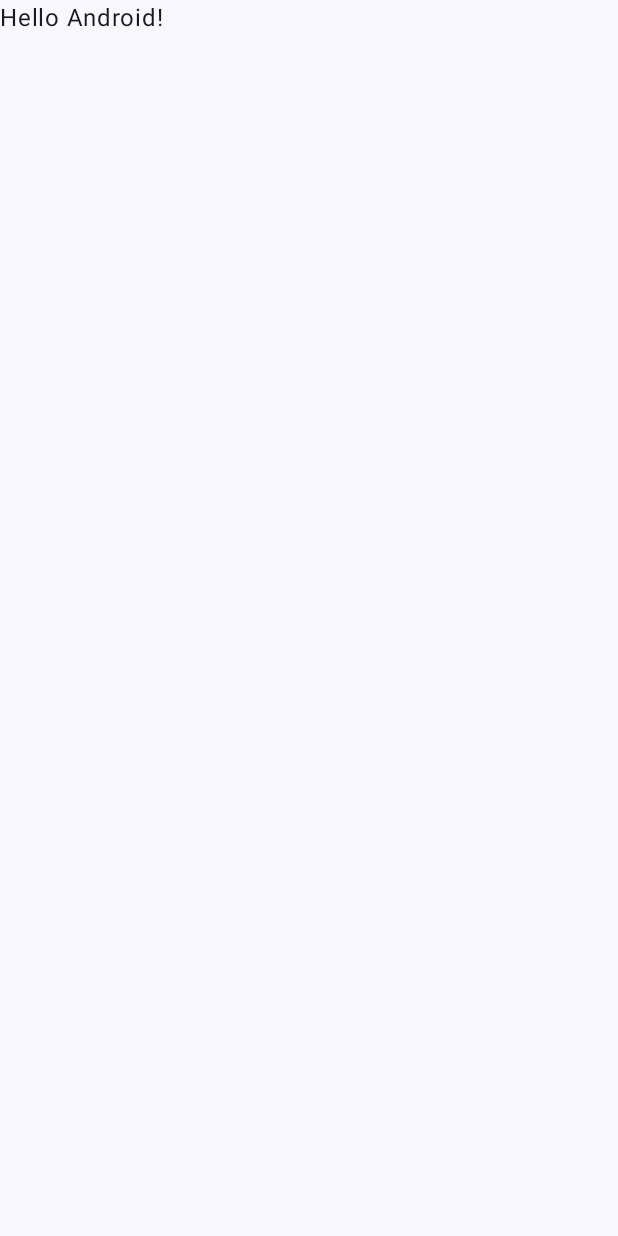
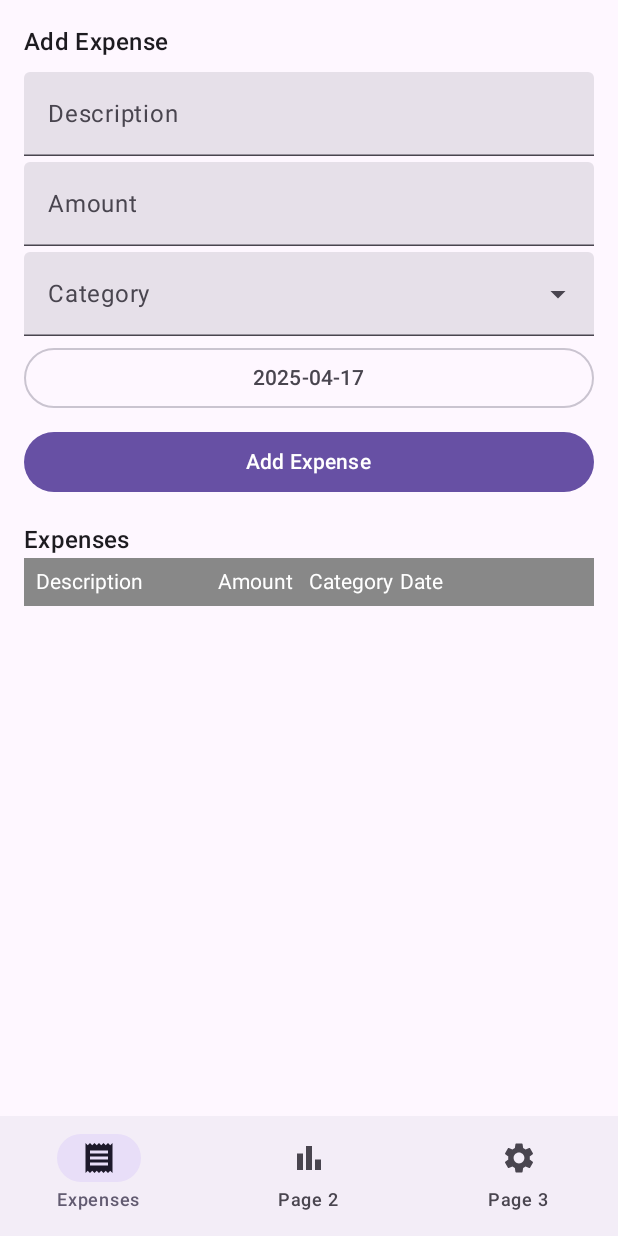
Before and after one commit to JakobDPunkt/expense_tracker_hackathon, an Android app built with Jetpack Compose: the screen it shows after launch (MainActivity), on a phone screen of 412 x 824 dp. Before the commit the screen is almost empty. Run offline under Robolectric (Android 15) with nearby library versions, the phone set to English and light mode, and no system bars; our stand-ins replace Room's generated code.

Commit message:
copied old repository

```diff
--- a/app/src/main/java/com/example/expense_tracker_hackathon/MainActivity.kt
+++ b/app/src/main/java/com/example/expense_tracker_hackathon/MainActivity.kt
@@ -3,45 +3,11 @@ package com.example.expense_tracker_hackathon
 import android.os.Bundle
 import androidx.activity.ComponentActivity
 import androidx.activity.compose.setContent
-import androidx.activity.enableEdgeToEdge
-import androidx.compose.foundation.layout.fillMaxSize
-import androidx.compose.foundation.layout.padding
-import androidx.compose.material3.Scaffold
-import androidx.compose.material3.Text
-import androidx.compose.runtime.Composable
-import androidx.compose.ui.Modifier
-import androidx.compose.ui.tooling.preview.Preview
-import com.example.expense_tracker_hackathon.ui.theme.Expense_tracker_hackathonTheme
+import com.example.expense_tracker_hackathon.ui.ExpenseTrackerApp     // ← new root
 
 class MainActivity : ComponentActivity() {
     override fun onCreate(savedInstanceState: Bundle?) {
         super.onCreate(savedInstanceState)
-        enableEdgeToEdge()
-        setContent {
-            Expense_tracker_hackathonTheme {
-                Scaffold(modifier = Modifier.fillMaxSize()) { innerPadding ->
-                    Greeting(
-                        name = "Android",
-                        modifier = Modifier.padding(innerPadding)
-                    )
-                }
-            }
-        }
+        setContent { ExpenseTrackerApp() }                 // ← was ExpenseApp()
     }
 }
-
-@Composable
-fun Greeting(name: String, modifier: Modifier = Modifier) {
-    Text(
-        text = "Hello $name!",
-        modifier = modifier
-    )
-}
-
-@Preview(showBackground = true)
-@Composable
-fun GreetingPreview() {
-    Expense_tracker_hackathonTheme {
-        Greeting("Android")
-    }
-}
--- /dev/null
+++ b/app/src/main/java/com/example/expense_tracker_hackathon/data/ExpenseData.kt
@@ -0,0 +1,27 @@
+package com.example.expense_tracker_hackathon.data
+
+import androidx.room.*
+import kotlinx.coroutines.flow.Flow
+
+@Entity
+data class ExpenseItem(
+    @PrimaryKey(autoGenerate = true) val id: Int = 0,
+    val name: String,
+    val price: Double,
+    val category: String,
+    val date: String       // yyyy‑MM‑dd
+)
+
+@Dao
+interface ExpenseDao {
+    @Insert suspend fun insert(item: ExpenseItem)
+    @Query("SELECT * FROM ExpenseItem ORDER BY id DESC")
+    fun getAll(): Flow<List<ExpenseItem>>
+    @Update suspend fun update(item: ExpenseItem)
+    @Delete suspend fun delete(item: ExpenseItem)
+}
+
+@Database(entities = [ExpenseItem::class], version = 4)
+abstract class ExpenseDatabase : RoomDatabase() {
+    abstract fun expenseDao(): ExpenseDao
+}
--- /dev/null
+++ b/app/src/main/java/com/example/expense_tracker_hackathon/ui/components/CategoryDropdown.kt
@@ -0,0 +1,50 @@
+// File: com/example/expense_tracker/ui/components/CategoryDropdown.kt
+package com.example.expense_tracker_hackathon.ui.components
+
+import androidx.compose.foundation.layout.fillMaxWidth
+import androidx.compose.material3.*
+import androidx.compose.runtime.*
+import androidx.compose.ui.Modifier
+
+@OptIn(ExperimentalMaterial3Api::class)
+@Composable
+fun CategoryDropdown(
+    options: List<String>,
+    selectedOption: String,
+    onOptionSelected: (String) -> Unit,
+    modifier: Modifier = Modifier,
+    label: String = "Category"
+) {
+    var expanded by remember { mutableStateOf(false) }
+
+    ExposedDropdownMenuBox(
+        expanded = expanded,
+        onExpandedChange = { expanded = !expanded },
+        modifier = modifier
+    ) {
+        TextField(
+            value = selectedOption,
+            onValueChange = {},
+            readOnly = true,
+            label = { Text(label) },
+            trailingIcon = { ExposedDropdownMenuDefaults.TrailingIcon(expanded) },
+            modifier = Modifier
+                .menuAnchor()
+                .fillMaxWidth()
+        )
+        ExposedDropdownMenu(
+            expanded = expanded,
+            onDismissRequest = { expanded = false }
+        ) {
+            options.forEach { option ->
+                DropdownMenuItem(
+                    text = { Text(option) },
+                    onClick = {
+                        onOptionSelected(option)
+                        expanded = false
+                    }
+                )
+            }
+        }
+    }
+}
--- /dev/null
+++ b/app/src/main/java/com/example/expense_tracker_hackathon/ui/navigation/ExpenseTrackerApp.kt
@@ -0,0 +1,62 @@
+package com.example.expense_tracker_hackathon.ui
+
+import androidx.compose.foundation.layout.padding
+import androidx.compose.material.icons.Icons
+import androidx.compose.material.icons.filled.BarChart
+import androidx.compose.material.icons.filled.Receipt
+import androidx.compose.material.icons.filled.Settings
+import androidx.compose.material3.*
+import androidx.compose.runtime.Composable
+import androidx.compose.runtime.getValue
+import androidx.compose.ui.Modifier
+import androidx.compose.ui.graphics.vector.ImageVector
+import androidx.navigation.NavDestination.Companion.hierarchy
+import androidx.navigation.NavGraph.Companion.findStartDestination
+import androidx.navigation.compose.*
+
+/* ── Bottom‑nav destinations ────────────────────────────────── */
+sealed class Screen(val route: String, val label: String, val icon: ImageVector) {
+    object Expenses : Screen("expenses", "Expenses", Icons.Default.Receipt)
+    object Page2    : Screen("page2",    "Page 2",  Icons.Default.BarChart)
+    object Page3    : Screen("page3",    "Page 3",  Icons.Default.Settings)
+    companion object { val items = listOf(Expenses, Page2, Page3) }
+}
+
+/* ── Root scaffold with bottom navigation ───────────────────── */
+@Composable
+fun ExpenseTrackerApp() {
+    val navController = rememberNavController()
+
+    Scaffold(
+        bottomBar = {
+            NavigationBar {
+                val navBackStackEntry by navController.currentBackStackEntryAsState()
+                val currentDestination = navBackStackEntry?.destination
+                Screen.items.forEach { screen ->
+                    NavigationBarItem(
+                        selected = currentDestination?.hierarchy?.any { it.route == screen.route } == true,
+                        onClick = {
+                            navController.navigate(screen.route) {
+                                popUpTo(navController.graph.findStartDestination().id) { saveState = true }
+                                launchSingleTop = true
+                                restoreState   = true
+                            }
+                        },
+                        icon  = { Icon(screen.icon, contentDescription = screen.label) },
+                        label = { Text(screen.label) }
+                    )
+                }
+            }
+        }
+    ) { innerPadding ->
+        NavHost(
+            navController = navController,
+            startDestination = Screen.Expenses.route,
+            modifier = Modifier.padding(innerPadding)
+        ) {
+            composable(Screen.Expenses.route) { ExpensesScreen() }
+            composable(Screen.Page2.route)    { Page2Screen() }
+            composable(Screen.Page3.route)    { Page3Screen() }
+        }
+    }
+}
--- /dev/null
+++ b/app/src/main/java/com/example/expense_tracker_hackathon/ui/screens/ExpensesScreen.kt
@@ -0,0 +1,228 @@
+package com.example.expense_tracker_hackathon.ui
+
+import android.widget.Toast
+import androidx.compose.foundation.background
+import androidx.compose.foundation.layout.*
+import androidx.compose.foundation.lazy.LazyColumn
+import androidx.compose.foundation.lazy.items
+import androidx.compose.material3.*
+import androidx.compose.runtime.*
+import androidx.compose.ui.Modifier
+import androidx.compose.ui.graphics.Color
+import androidx.compose.ui.platform.LocalContext
+import androidx.compose.ui.unit.dp
+import androidx.lifecycle.ViewModel
+import androidx.lifecycle.ViewModelProvider
+import androidx.lifecycle.viewModelScope
+import androidx.lifecycle.viewmodel.compose.viewModel
+import androidx.room.Room
+import com.example.expense_tracker_hackathon.data.ExpenseDatabase
+import com.example.expense_tracker_hackathon.data.ExpenseItem
+import com.example.expense_tracker_hackathon.ui.components.CategoryDropdown
+import kotlinx.coroutines.flow.Flow
+import kotlinx.coroutines.launch
+import java.time.Instant
+import java.time.LocalDate
+import java.time.ZoneId
+import java.time.format.DateTimeFormatter
+
+@OptIn(ExperimentalMaterial3Api::class)
+class ExpenseViewModel(private val db: ExpenseDatabase) : ViewModel() {
+    private val dao = db.expenseDao()
+    val expenses: Flow<List<ExpenseItem>> = dao.getAll()
+
+    fun addExpense(desc: String, amt: Double, cat: String, date: String) =
+        viewModelScope.launch {
+            dao.insert(ExpenseItem(name = desc, price = amt, category = cat, date = date))
+        }
+
+    fun updateExpense(item: ExpenseItem) = viewModelScope.launch { dao.update(item) }
+    fun deleteExpense(item: ExpenseItem) = viewModelScope.launch { dao.delete(item) }
+}
+
+class ExpenseViewModelFactory(private val db: ExpenseDatabase) : ViewModelProvider.Factory {
+    override fun <T : ViewModel> create(modelClass: Class<T>): T = ExpenseViewModel(db) as T
+}
+
+@Composable
+fun rememberDatabase(): ExpenseDatabase {
+    val ctx = LocalContext.current
+    return remember {
+        Room.databaseBuilder(ctx, ExpenseDatabase::class.java, "expense-db")
+            .fallbackToDestructiveMigration()
+            .build()
+    }
+}
+
+@OptIn(ExperimentalMaterial3Api::class)
+@Composable
+fun ExpensesScreen() {
+    val db = rememberDatabase()
+    val vm: ExpenseViewModel = viewModel(factory = ExpenseViewModelFactory(db))
+    val expenses by vm.expenses.collectAsState(initial = emptyList())
+
+    // Form state
+    var desc by remember { mutableStateOf("") }
+    var amt  by remember { mutableStateOf("") }
+    var cat  by remember { mutableStateOf("") }
+
+    // Category options
+    val categories = listOf("Food", "Transport", "Entertainment", "Utilities", "Other")
+
+    // Date picker state
+    val todayMillis = remember {
+        LocalDate.now().atStartOfDay(ZoneId.systemDefault()).toInstant().toEpochMilli()
+    }
+    val datePickerState = rememberDatePickerState(initialSelectedDateMillis = todayMillis)
+    var showDatePicker by remember { mutableStateOf(false) }
+    val dateFormatter = remember { DateTimeFormatter.ofPattern("yyyy-MM-dd") }
+    val dateString = datePickerState.selectedDateMillis?.let { millis ->
+        Instant.ofEpochMilli(millis)
+            .atZone(ZoneId.systemDefault())
+            .toLocalDate()
+            .format(dateFormatter)
+    } ?: ""
+
+    val ctx = LocalContext.current
+
+    Column(Modifier.fillMaxSize().padding(16.dp)) {
+        Text("Add Expense", style = MaterialTheme.typography.titleMedium)
+        Spacer(Modifier.height(8.dp))
+
+        TextField(
+            value = desc,
+            onValueChange = { desc = it },
+            label = { Text("Description") },
+            modifier = Modifier.fillMaxWidth()
+        )
+        Spacer(Modifier.height(4.dp))
+
+        TextField(
+            value = amt,
+            onValueChange = { amt = it },
+            label = { Text("Amount") },
+            modifier = Modifier.fillMaxWidth()
+        )
+        Spacer(Modifier.height(4.dp))
+
+        CategoryDropdown(
+            options = categories,
+            selectedOption = cat,
+            onOptionSelected = { cat = it },
+            modifier = Modifier.fillMaxWidth()
+        )
+        Spacer(Modifier.height(4.dp))
+
+        OutlinedButton(
+            onClick = { showDatePicker = true },
+            modifier = Modifier.fillMaxWidth()
+        ) {
+            Text(if (dateString.isNotBlank()) dateString else "Select date")
+        }
+        if (showDatePicker) {
+            DatePickerDialog(
+                onDismissRequest = { showDatePicker = false },
+                confirmButton = {
+                    TextButton(onClick = { showDatePicker = false }) { Text("OK") }
+                },
+                dismissButton = {
+                    TextButton(onClick = { showDatePicker = false }) { Text("Cancel") }
+                }
+            ) {
+                DatePicker(state = datePickerState)
+            }
+        }
+        Spacer(Modifier.height(8.dp))
+
+        Button(
+            onClick = {
+                val amount = amt.toDoubleOrNull()
+                if (desc.isNotBlank() && amount != null && cat.isNotBlank() && dateString.isNotBlank()) {
+                    vm.addExpense(desc, amount, cat, dateString)
+                    desc = ""; amt = ""; cat = ""
+                    datePickerState.selectedDateMillis = todayMillis
+                } else {
+                    Toast.makeText(ctx, "Please fill all fields correctly", Toast.LENGTH_SHORT).show()
+                }
+            },
+            modifier = Modifier.fillMaxWidth()
+        ) {
+            Text("Add Expense")
+        }
+
+        Spacer(Modifier.height(16.dp))
+        Text("Expenses", style = MaterialTheme.typography.titleMedium)
+
+        Row(
+            Modifier
+                .fillMaxWidth()
+                .background(Color.Gray)
+                .padding(8.dp)
+        ) {
+            Text("Description", Modifier.weight(2f), color = Color.White)
+            Text("Amount",      Modifier.weight(1f), color = Color.White)
+            Text("Category",    Modifier.weight(1f), color = Color.White)
+            Text("Date",        Modifier.weight(1f), color = Color.White)
+            Spacer(Modifier.weight(1f))
+        }
+
+        LazyColumn(modifier = Modifier.fillMaxSize()) {
+            items(expenses) { exp ->
+                ExpenseRow(
+                    exp,
+                    onUpdate = vm::updateExpense,
+                    onDelete = { vm.deleteExpense(exp) }
+                )
+            }
+        }
+    }
+}
+
+@Composable
+fun ExpenseRow(
+    exp: ExpenseItem,
+    onUpdate: (ExpenseItem) -> Unit,
+    onDelete: () -> Unit
+) {
+    var editing by remember { mutableStateOf(false) }
+    var desc by remember { mutableStateOf(exp.name) }
+    var amt  by remember { mutableStateOf(exp.price.toString()) }
+    var cat  by remember { mutableStateOf(exp.category) }
+    var date by remember { mutableStateOf(exp.date) }
+
+    if (editing) {
+        Row(Modifier.fillMaxWidth().padding(4.dp)) {
+            TextField(desc, { desc = it }, Modifier.weight(2f))
+            TextField(amt,  { amt  = it }, Modifier.weight(1f))
+            TextField(cat,  { cat  = it }, Modifier.weight(1f))
+            TextField(date, { date = it }, Modifier.weight(1f))
+            Button(onClick = {
+                onUpdate(
+                    exp.copy(
+                        name = desc,
+                        price      = amt.toDoubleOrNull() ?: 0.0,
+                        category    = cat,
+                        date        = date
+                    )
+                )
+                editing = false
+            }) { Text("Save") }
+        }
+    } else {
+        Row(
+            Modifier
+                .fillMaxWidth()
+                .padding(8.dp)
+                .background(Color.LightGray)
+        ) {
+            Text(desc, Modifier.weight(2f).padding(4.dp))
+            Text(exp.price.toString(), Modifier.weight(1f).padding(4.dp))
+            Text(cat, Modifier.weight(1f).padding(4.dp))
+            Text(date, Modifier.weight(1f).padding(4.dp))
+            Row(Modifier.weight(1f)) {
+                TextButton({ editing = true }) { Text("Edit") }
+                TextButton(onDelete)          { Text("Delete") }
+            }
+        }
+    }
+}
--- a/app/src/main/java/com/example/expense_tracker_hackathon/ui/theme/Theme.kt
+++ b/app/src/main/java/com/example/expense_tracker_hackathon/ui/theme/Theme.kt
@@ -1,6 +1,5 @@
 package com.example.expense_tracker_hackathon.ui.theme
 
-import android.app.Activity
 import android.os.Build
 import androidx.compose.foundation.isSystemInDarkTheme
 import androidx.compose.material3.MaterialTheme
@@ -34,7 +33,7 @@ private val LightColorScheme = lightColorScheme(
 )
 
 @Composable
-fun Expense_tracker_hackathonTheme(
+fun Expense_trackerTheme(
     darkTheme: Boolean = isSystemInDarkTheme(),
     // Dynamic color is available on Android 12+
     dynamicColor: Boolean = true,
--- a/build.gradle.kts
+++ b/build.gradle.kts
@@ -3,4 +3,6 @@ plugins {
     alias(libs.plugins.android.application) apply false
     alias(libs.plugins.kotlin.android) apply false
     alias(libs.plugins.kotlin.compose) apply false
+    id("com.google.devtools.ksp") version "2.0.21-1.0.27" apply false
+
 }
```
Also changed, not shown: app/build.gradle.kts (+9 -0 lines), app/src/main/java/com/example/expense_tracker_hackathon/ui/screens/Page2Screen.kt (added, +15 -0 lines), app/src/main/java/com/example/expense_tracker_hackathon/ui/screens/Page3Screen.kt (added, +15 -0 lines).
